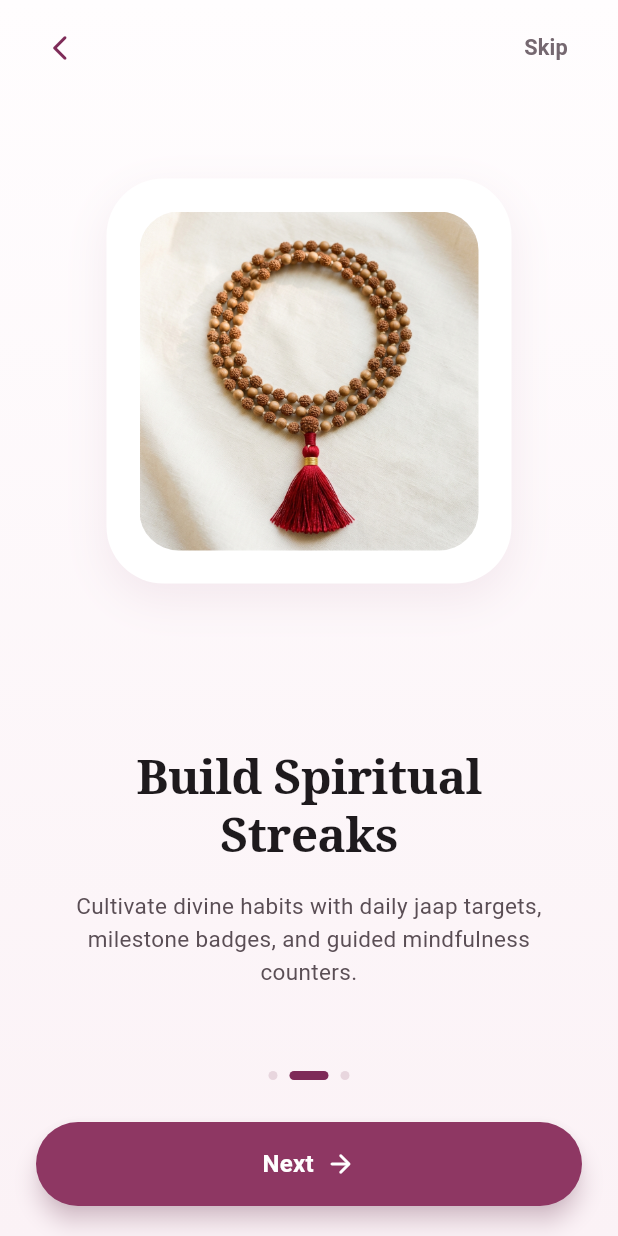
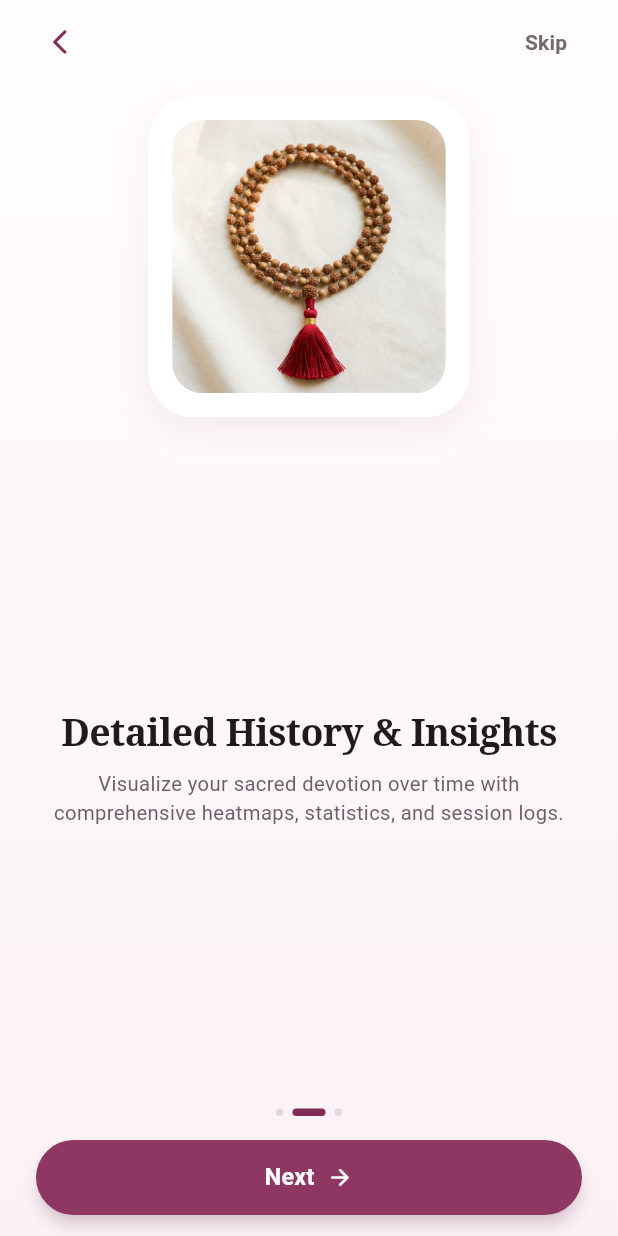
Before and after one commit to rohitelbroz-dev/gurujiapp-flutter, a Flutter app: the JaapIntroScreen screen opened by its route, after a tap on "Next", on a phone screen of 412 x 824 dp. Run offline on Flutter 3.47's test engine with Material 3 defaults, Android fonts, the light colour scheme and no system bars; our stand-ins replace audioplayers, bloc, cached_network_image, equatable, flutter_bloc, go_router and 4 more; missing offline and left inert: gal; accounts and stored records are empty.

Commit message:
fixed issue of jaap tour css iisue

```diff
--- a/lib/features/naam_jaap/presentation/jaap_intro_screen.dart
+++ b/lib/features/naam_jaap/presentation/jaap_intro_screen.dart
@@ -13,6 +13,24 @@ class _JaapIntroScreenState extends State<JaapIntroScreen> {
   final PageController _pageController = PageController();
   int _currentPage = 0;
 
+  final List<Map<String, String>> slides = [
+    {
+      'title': 'Track Your Daily Chants',
+      'desc':
+          'Focus your mind with our digital mala counter. Seamlessly maintain your spiritual rhythm and track progress.',
+    },
+    {
+      'title': 'Detailed History & Insights',
+      'desc':
+          'Visualize your sacred devotion over time with comprehensive heatmaps, statistics, and session logs.',
+    },
+    {
+      'title': 'Spiritual Dedication',
+      'desc':
+          'Offer your daily sadhana with pure sankalpa and dedication towards your loved ones and spiritual growth.',
+    },
+  ];
+
   @override
   void dispose() {
     _pageController.dispose();
@@ -20,7 +38,7 @@ class _JaapIntroScreenState extends State<JaapIntroScreen> {
   }
 
   void _onNext() async {
-    if (_currentPage < 2) {
+    if (_currentPage < slides.length - 1) {
       _pageController.nextPage(
         duration: const Duration(milliseconds: 350),
         curve: Curves.easeInOut,
@@ -38,31 +56,17 @@ class _JaapIntroScreenState extends State<JaapIntroScreen> {
 
   @override
   Widget build(BuildContext context) {
-    final bottomPadding = MediaQuery.of(context).padding.bottom;
+    final size = MediaQuery.sizeOf(context);
+    final bottomPadding = MediaQuery.paddingOf(context).bottom;
+    const Color primaryPlum = Color(0xFF7E2B58);
+    const Color buttonColor = Color(0xFF8E3763);
+    const Color charcoalText = Color(0xFF1E1A1D);
+    const Color subtitleColor = Color(0xFF6E5D68);
     const Color bgGradientStart = Color(0xFFFFFDFE);
     const Color bgGradientEnd = Color(0xFFFBF2F6);
-    const Color primaryPlum = Color(0xFF7E2B58);
-    const Color charcoalText = Color(0xFF1E1A1D);
-    const Color subtitleColor = Color(0xFF5A4E55);
-    const Color buttonColor = Color(0xFF8E3763);
 
-    final List<Map<String, String>> slides = [
-      {
-        'title': 'Track Your Daily\nChants',
-        'desc':
-            'Focus your mind with our digital mala counter. Seamlessly maintain your daily rhythm and spiritual discipline.',
-      },
-      {
-        'title': 'Build Spiritual\nStreaks',
-        'desc':
-            'Cultivate divine habits with daily jaap targets, milestone badges, and guided mindfulness counters.',
-      },
-      {
-        'title': 'Detailed History\n& Insights',
-        'desc':
-            'Visualize your sacred devotion over time with comprehensive heatmaps, statistics, and session logs.',
-      },
-    ];
+    // Calculate dynamic responsive sizing
+    final imageBoxSize = (size.height * 0.26).clamp(160.0, 220.0);
 
     return Scaffold(
       body: Container(
@@ -76,11 +80,13 @@ class _JaapIntroScreenState extends State<JaapIntroScreen> {
           ),
         ),
         child: SafeArea(
-          child: Column(
+          child: LayoutBuilder(
+            builder: (context, constraints) {
+              return Column(
                 children: [
-              // Top back button if navigatable
+                  // Top bar with Back and Skip
                   Padding(
-                padding: const EdgeInsets.symmetric(horizontal: 16, vertical: 8),
+                    padding: const EdgeInsets.symmetric(horizontal: 16, vertical: 4),
                     child: Row(
                       children: [
                         IconButton(
@@ -107,7 +113,7 @@ class _JaapIntroScreenState extends State<JaapIntroScreen> {
                           child: const Text(
                             'Skip',
                             style: TextStyle(
-                          fontSize: 14.5,
+                              fontSize: 14,
                               fontWeight: FontWeight.w600,
                               color: Color(0xFF756870),
                             ),
@@ -117,27 +123,27 @@ class _JaapIntroScreenState extends State<JaapIntroScreen> {
                     ),
                   ),
 
-              // Center Hero Mala Image
-              Expanded(
-                flex: 5,
+                  // Center Hero Mala Image (Responsive)
+                  Padding(
+                    padding: const EdgeInsets.symmetric(vertical: 8),
                     child: Center(
                       child: Container(
-                    width: 270,
-                    height: 270,
+                        width: imageBoxSize,
+                        height: imageBoxSize,
                         decoration: BoxDecoration(
                           color: Colors.white,
-                      borderRadius: BorderRadius.circular(38),
+                          borderRadius: BorderRadius.circular(30),
                           boxShadow: [
                             BoxShadow(
-                          color: primaryPlum.withOpacity(0.08),
-                          blurRadius: 24,
-                          offset: const Offset(0, 10),
+                              color: primaryPlum.withValues(alpha: 0.08),
+                              blurRadius: 20,
+                              offset: const Offset(0, 8),
                             ),
                           ],
                         ),
-                    padding: const EdgeInsets.all(22),
+                        padding: const EdgeInsets.all(16),
                         child: ClipRRect(
-                      borderRadius: BorderRadius.circular(26),
+                          borderRadius: BorderRadius.circular(20),
                           child: Image.asset(
                             'assets/images/mala_intro.jpg',
                             fit: BoxFit.cover,
@@ -146,7 +152,7 @@ class _JaapIntroScreenState extends State<JaapIntroScreen> {
                               child: const Center(
                                 child: Icon(
                                   Icons.circle_outlined,
-                              size: 90,
+                                  size: 70,
                                   color: Color(0xFFC75F8A),
                                 ),
                               ),
@@ -157,11 +163,7 @@ class _JaapIntroScreenState extends State<JaapIntroScreen> {
                     ),
                   ),
 
-              // Text Content & Indicators
-              Expanded(
-                flex: 4,
-                child: Column(
-                  children: [
+                  // Text Content & Slide Indicators
                   Expanded(
                     child: PageView.builder(
                       controller: _pageController,
@@ -174,31 +176,35 @@ class _JaapIntroScreenState extends State<JaapIntroScreen> {
                       itemBuilder: (context, index) {
                         final slide = slides[index];
                         return Padding(
-                            padding: const EdgeInsets.symmetric(horizontal: 32),
+                          padding: const EdgeInsets.symmetric(horizontal: 28),
                           child: Column(
                             mainAxisAlignment: MainAxisAlignment.center,
                             children: [
                               Text(
                                 slide['title']!,
                                 textAlign: TextAlign.center,
+                                maxLines: 2,
+                                overflow: TextOverflow.ellipsis,
                                 style: const TextStyle(
-                                    fontSize: 32,
+                                  fontSize: 25,
                                   fontWeight: FontWeight.w800,
                                   fontFamily: 'serif',
                                   color: charcoalText,
-                                    height: 1.22,
-                                    letterSpacing: -0.5,
+                                  height: 1.2,
+                                  letterSpacing: -0.4,
                                 ),
                               ),
-                                const SizedBox(height: 16),
+                              const SizedBox(height: 10),
                               Text(
                                 slide['desc']!,
                                 textAlign: TextAlign.center,
+                                maxLines: 3,
+                                overflow: TextOverflow.ellipsis,
                                 style: const TextStyle(
-                                    fontSize: 15,
+                                  fontSize: 13.5,
                                   fontWeight: FontWeight.w400,
                                   color: subtitleColor,
-                                    height: 1.45,
+                                  height: 1.4,
                                 ),
                               ),
                             ],
@@ -215,38 +221,33 @@ class _JaapIntroScreenState extends State<JaapIntroScreen> {
                       slides.length,
                       (index) => AnimatedContainer(
                         duration: const Duration(milliseconds: 300),
-                          margin: const EdgeInsets.symmetric(horizontal: 4),
-                          height: 6,
-                          width: _currentPage == index ? 26 : 6,
+                        margin: const EdgeInsets.symmetric(horizontal: 3),
+                        height: 5,
+                        width: _currentPage == index ? 22 : 5,
                         decoration: BoxDecoration(
-                            color: _currentPage == index
-                                ? primaryPlum
-                                : const Color(0xFFE8D6DE),
+                          color: _currentPage == index ? primaryPlum : const Color(0xFFE8D6DE),
                           borderRadius: BorderRadius.circular(3),
                         ),
                       ),
                     ),
                   ),
-                    const SizedBox(height: 28),
-                  ],
-                ),
-              ),
+                  const SizedBox(height: 16),
 
                   // Bottom Action Button
                   Padding(
-                padding: EdgeInsets.fromLTRB(24, 0, 24, bottomPadding + 20),
+                    padding: EdgeInsets.fromLTRB(24, 0, 24, bottomPadding + 14),
                     child: SizedBox(
                       width: double.infinity,
-                  height: 56,
+                      height: 50,
                       child: ElevatedButton(
                         onPressed: _onNext,
                         style: ElevatedButton.styleFrom(
                           backgroundColor: buttonColor,
                           foregroundColor: Colors.white,
-                      elevation: 6,
-                      shadowColor: buttonColor.withOpacity(0.45),
+                          elevation: 4,
+                          shadowColor: buttonColor.withValues(alpha: 0.35),
                           shape: RoundedRectangleBorder(
-                        borderRadius: BorderRadius.circular(28),
+                            borderRadius: BorderRadius.circular(25),
                           ),
                         ),
                         child: Row(
@@ -255,19 +256,21 @@ class _JaapIntroScreenState extends State<JaapIntroScreen> {
                             Text(
                               _currentPage == slides.length - 1 ? 'Get Started' : 'Next',
                               style: const TextStyle(
-                            fontSize: 16,
+                                fontSize: 15.5,
                                 fontWeight: FontWeight.w700,
                                 letterSpacing: 0.2,
                               ),
                             ),
                             const SizedBox(width: 8),
-                        const Icon(Icons.arrow_forward_rounded, size: 20),
+                            const Icon(Icons.arrow_forward_rounded, size: 18),
                           ],
                         ),
                       ),
                     ),
                   ),
                 ],
+              );
+            },
           ),
         ),
       ),
```
Lines whose indentation alone changed are shown as unchanged.
